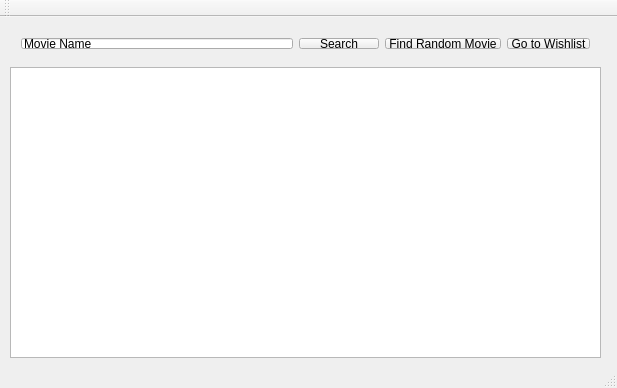
Before: the Qt Designer form mainwindow.ui in hoang1997/MovieInfoFinder, drawn with Qt 5.
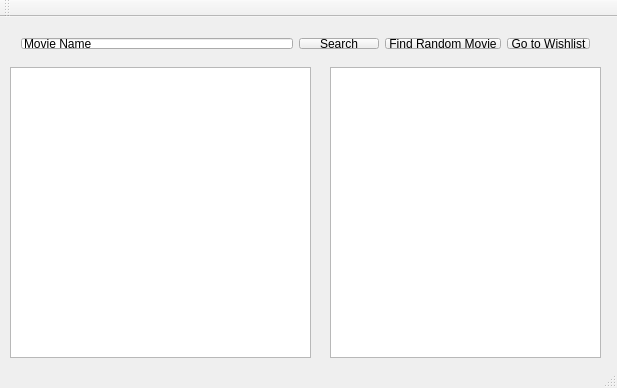
After: the same form once the commit is applied.

Patch:
```diff
--- a/mainwindow.ui
+++ b/mainwindow.ui
@@ -19,7 +19,17 @@
      <rect>
       <x>10</x>
       <y>50</y>
-      <width>591</width>
+      <width>301</width>
+      <height>291</height>
+     </rect>
+    </property>
+   </widget>
+   <widget class="QGraphicsView" name="graphicsView">
+    <property name="geometry">
+     <rect>
+      <x>330</x>
+      <y>50</y>
+      <width>271</width>
       <height>291</height>
      </rect>
     </property>
```
